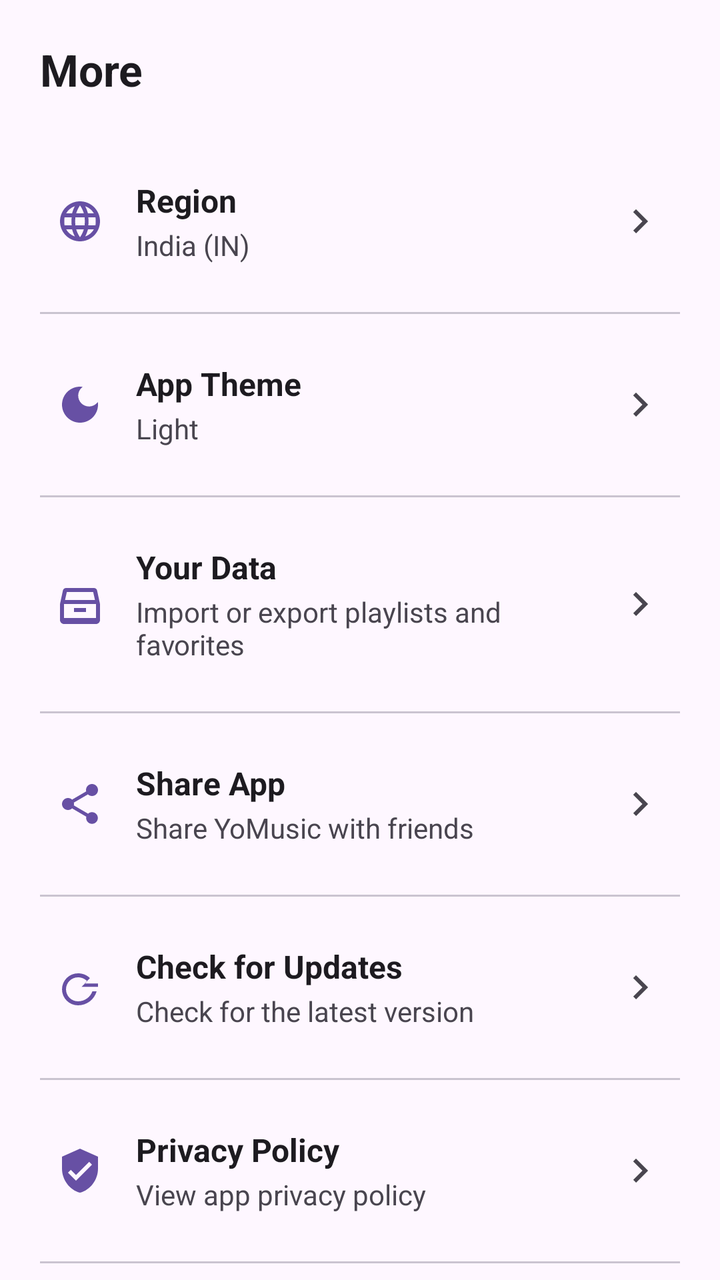
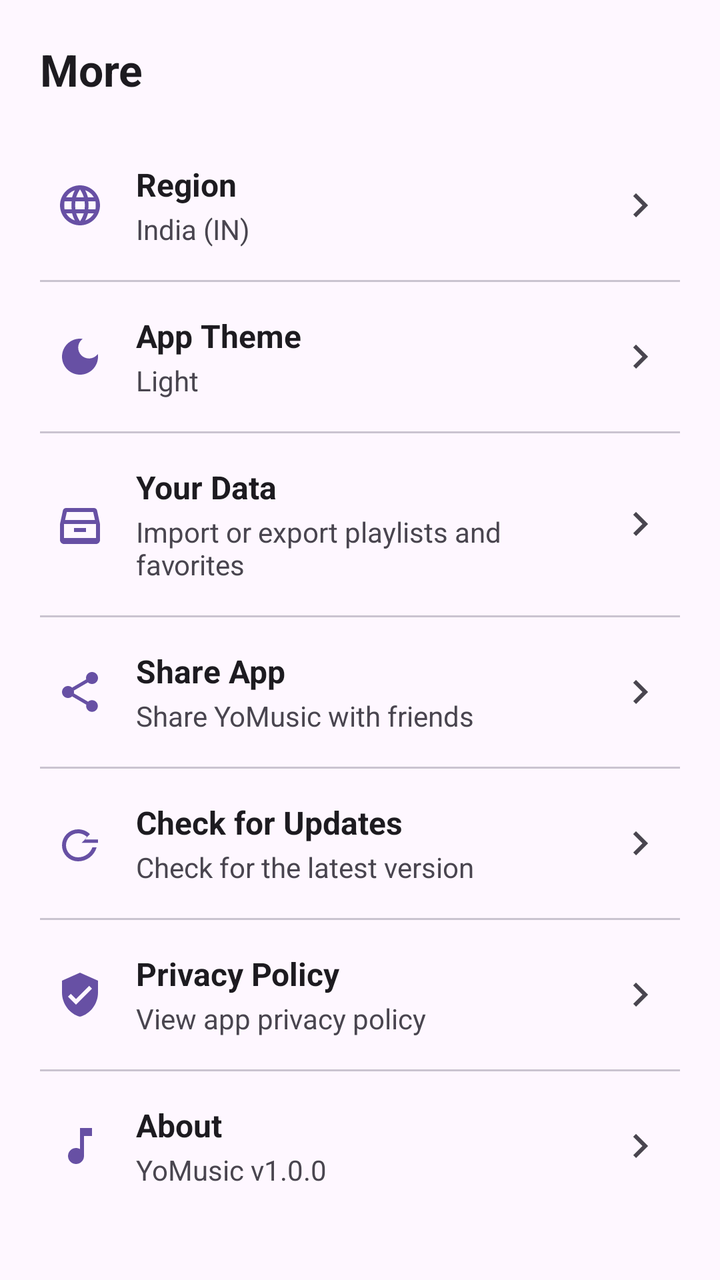

The first picture is an Android layout as it rendered before a commit; the second is the same layout after the commit. The layout source and the unified diff follow.
<!-- AndroidManifest.xml: application theme Theme.YoMusic -->
<!-- res/layout/fragment_more.xml -->
<?xml version="1.0" encoding="utf-8"?>
<androidx.core.widget.NestedScrollView xmlns:android="http://schemas.android.com/apk/res/android"
    xmlns:app="http://schemas.android.com/apk/res-auto"
    android:layout_width="match_parent"
    android:layout_height="match_parent"
    android:background="?attr/colorSurface">

    <LinearLayout
        android:layout_width="match_parent"
        android:layout_height="wrap_content"
        android:orientation="vertical"
        android:padding="20dp">

        <TextView
            android:layout_width="wrap_content"
            android:layout_height="wrap_content"
            android:text="More"
            android:textAppearance="@style/TextAppearance.Material3.TitleLarge"
            android:textStyle="bold"
            android:layout_marginBottom="24dp"/>

        
        <LinearLayout
            android:id="@+id/btn_region"
            android:layout_width="match_parent"
            android:layout_height="wrap_content"
            android:orientation="horizontal"
            android:gravity="center_vertical"
            android:paddingVertical="16dp"
            android:paddingHorizontal="8dp"
            android:background="?android:attr/selectableItemBackground"
            android:clickable="true"
            android:focusable="true">

            <ImageView
                android:layout_width="24dp"
                android:layout_height="24dp"
                android:src="@drawable/ic_language"
                android:contentDescription="Region"
                app:tint="?attr/colorPrimary"/>

            <LinearLayout
                android:layout_width="0dp"
                android:layout_height="wrap_content"
                android:layout_weight="1"
                android:orientation="vertical"
                android:layout_marginStart="16dp">

                <TextView
                    android:layout_width="wrap_content"
                    android:layout_height="wrap_content"
                    android:text="Region"
                    android:textSize="16sp"
                    android:textStyle="bold"
                    android:textColor="?attr/colorOnSurface"/>

                <TextView
                    android:id="@+id/tv_current_region"
                    android:layout_width="wrap_content"
                    android:layout_height="wrap_content"
                    android:text="India (IN)"
                    android:textSize="14sp"
                    android:textColor="?attr/colorOnSurfaceVariant"
                    android:layout_marginTop="2dp"/>
            </LinearLayout>

            <ImageView
                android:layout_width="24dp"
                android:layout_height="24dp"
                android:src="@drawable/ic_chevron_right"
                android:contentDescription="Chevron"
                app:tint="?attr/colorOnSurfaceVariant"/>
        </LinearLayout>

        
        <View
            android:layout_width="match_parent"
            android:layout_height="1dp"
            android:background="?attr/colorOutlineVariant"
            android:layout_marginVertical="8dp"/>

        
        <LinearLayout
            android:id="@+id/btn_theme"
            android:layout_width="match_parent"
            android:layout_height="wrap_content"
            android:orientation="horizontal"
            android:gravity="center_vertical"
            android:paddingVertical="16dp"
            android:paddingHorizontal="8dp"
            android:background="?android:attr/selectableItemBackground"
            android:clickable="true"
            android:focusable="true">

            <ImageView
                android:layout_width="24dp"
                android:layout_height="24dp"
                android:src="@drawable/ic_dark_mode"
                android:contentDescription="Theme"
                app:tint="?attr/colorPrimary"/>

            <LinearLayout
                android:layout_width="0dp"
                android:layout_height="wrap_content"
                android:layout_weight="1"
                android:orientation="vertical"
                android:layout_marginStart="16dp">

                <TextView
                    android:layout_width="wrap_content"
                    android:layout_height="wrap_content"
                    android:text="App Theme"
                    android:textSize="16sp"
                    android:textStyle="bold"
                    android:textColor="?attr/colorOnSurface"/>

                <TextView
                    android:id="@+id/tv_theme_status"
                    android:layout_width="wrap_content"
                    android:layout_height="wrap_content"
                    android:text="Light"
                    android:textSize="14sp"
                    android:textColor="?attr/colorOnSurfaceVariant"
                    android:layout_marginTop="2dp"/>
            </LinearLayout>

            <ImageView
                android:layout_width="24dp"
                android:layout_height="24dp"
                android:src="@drawable/ic_chevron_right"
                android:contentDescription="Chevron"
                app:tint="?attr/colorOnSurfaceVariant"/>
        </LinearLayout>

        
        <View
            android:layout_width="match_parent"
            android:layout_height="1dp"
            android:background="?attr/colorOutlineVariant"
            android:layout_marginVertical="8dp"/>

        
        <LinearLayout
            android:id="@+id/btn_your_data"
            android:layout_width="match_parent"
            android:layout_height="wrap_content"
            android:orientation="horizontal"
            android:gravity="center_vertical"
            android:paddingVertical="16dp"
            android:paddingHorizontal="8dp"
            android:background="?android:attr/selectableItemBackground"
            android:clickable="true"
            android:focusable="true">

            <ImageView
                android:layout_width="24dp"
                android:layout_height="24dp"
                android:src="@drawable/ic_archive"
                android:contentDescription="Your Data"
                app:tint="?attr/colorPrimary"/>

            <LinearLayout
                android:layout_width="0dp"
                android:layout_height="wrap_content"
                android:layout_weight="1"
                android:orientation="vertical"
                android:layout_marginStart="16dp">

                <TextView
                    android:layout_width="wrap_content"
                    android:layout_height="wrap_content"
                    android:text="Your Data"
                    android:textSize="16sp"
                    android:textStyle="bold"
                    android:textColor="?attr/colorOnSurface"/>

                <TextView
                    android:layout_width="wrap_content"
                    android:layout_height="wrap_content"
                    android:text="Import or export playlists and favorites"
                    android:textSize="14sp"
                    android:textColor="?attr/colorOnSurfaceVariant"
                    android:layout_marginTop="2dp"/>
            </LinearLayout>

            <ImageView
                android:layout_width="24dp"
                android:layout_height="24dp"
                android:src="@drawable/ic_chevron_right"
                android:contentDescription="Chevron"
                app:tint="?attr/colorOnSurfaceVariant"/>
        </LinearLayout>

        
        <View
            android:layout_width="match_parent"
            android:layout_height="1dp"
            android:background="?attr/colorOutlineVariant"
            android:layout_marginVertical="8dp"/>

        
        <LinearLayout
            android:id="@+id/btn_share_app"
            android:layout_width="match_parent"
            android:layout_height="wrap_content"
            android:orientation="horizontal"
            android:gravity="center_vertical"
            android:paddingVertical="16dp"
            android:paddingHorizontal="8dp"
            android:background="?android:attr/selectableItemBackground"
            android:clickable="true"
            android:focusable="true">

            <ImageView
                android:layout_width="24dp"
                android:layout_height="24dp"
                android:src="@drawable/ic_share"
                android:contentDescription="Share"
                app:tint="?attr/colorPrimary"/>

            <LinearLayout
                android:layout_width="0dp"
                android:layout_height="wrap_content"
                android:layout_weight="1"
                android:orientation="vertical"
                android:layout_marginStart="16dp">

                <TextView
                    android:layout_width="wrap_content"
                    android:layout_height="wrap_content"
                    android:text="Share App"
                    android:textSize="16sp"
                    android:textStyle="bold"
                    android:textColor="?attr/colorOnSurface"/>

                <TextView
                    android:layout_width="wrap_content"
                    android:layout_height="wrap_content"
                    android:text="Share YoMusic with friends"
                    android:textSize="14sp"
                    android:textColor="?attr/colorOnSurfaceVariant"
                    android:layout_marginTop="2dp"/>
            </LinearLayout>

            <ImageView
                android:layout_width="24dp"
                android:layout_height="24dp"
                android:src="@drawable/ic_chevron_right"
                android:contentDescription="Chevron"
                app:tint="?attr/colorOnSurfaceVariant"/>
        </LinearLayout>

        
        <View
            android:layout_width="match_parent"
            android:layout_height="1dp"
            android:background="?attr/colorOutlineVariant"
            android:layout_marginVertical="8dp"/>

        
        <LinearLayout
            android:id="@+id/btn_update"
            android:layout_width="match_parent"
            android:layout_height="wrap_content"
            android:orientation="horizontal"
            android:gravity="center_vertical"
            android:paddingVertical="16dp"
            android:paddingHorizontal="8dp"
            android:background="?android:attr/selectableItemBackground"
            android:clickable="true"
            android:focusable="true">

            <ImageView
                android:layout_width="24dp"
                android:layout_height="24dp"
                android:src="@drawable/ic_update"
                android:contentDescription="Check for Updates"
                app:tint="?attr/colorPrimary"/>

            <LinearLayout
                android:layout_width="0dp"
                android:layout_height="wrap_content"
                android:layout_weight="1"
                android:orientation="vertical"
                android:layout_marginStart="16dp">

                <TextView
                    android:layout_width="wrap_content"
                    android:layout_height="wrap_content"
                    android:text="Check for Updates"
                    android:textSize="16sp"
                    android:textStyle="bold"
                    android:textColor="?attr/colorOnSurface"/>

                <TextView
                    android:layout_width="wrap_content"
                    android:layout_height="wrap_content"
                    android:text="Check for the latest version"
                    android:textSize="14sp"
                    android:textColor="?attr/colorOnSurfaceVariant"
                    android:layout_marginTop="2dp"/>
            </LinearLayout>

            <ImageView
                android:layout_width="24dp"
                android:layout_height="24dp"
                android:src="@drawable/ic_chevron_right"
                android:contentDescription="Chevron"
                app:tint="?attr/colorOnSurfaceVariant"/>
        </LinearLayout>

        
        <View
            android:layout_width="match_parent"
            android:layout_height="1dp"
            android:background="?attr/colorOutlineVariant"
            android:layout_marginVertical="8dp"/>

        
        <LinearLayout
            android:id="@+id/btn_privacy_policy"
            android:layout_width="match_parent"
            android:layout_height="wrap_content"
            android:orientation="horizontal"
            android:gravity="center_vertical"
            android:paddingVertical="16dp"
            android:paddingHorizontal="8dp"
            android:background="?android:attr/selectableItemBackground"
            android:clickable="true"
            android:focusable="true">

            <ImageView
                android:layout_width="24dp"
                android:layout_height="24dp"
                android:src="@drawable/ic_policy"
                android:contentDescription="Privacy Policy"
                app:tint="?attr/colorPrimary"/>

            <LinearLayout
                android:layout_width="0dp"
                android:layout_height="wrap_content"
                android:layout_weight="1"
                android:orientation="vertical"
                android:layout_marginStart="16dp">

                <TextView
                    android:layout_width="wrap_content"
                    android:layout_height="wrap_content"
                    android:text="Privacy Policy"
                    android:textSize="16sp"
                    android:textStyle="bold"
                    android:textColor="?attr/colorOnSurface"/>

                <TextView
                    android:layout_width="wrap_content"
                    android:layout_height="wrap_content"
                    android:text="View app privacy policy"
                    android:textSize="14sp"
                    android:textColor="?attr/colorOnSurfaceVariant"
                    android:layout_marginTop="2dp"/>
            </LinearLayout>

            <ImageView
                android:layout_width="24dp"
                android:layout_height="24dp"
                android:src="@drawable/ic_chevron_right"
                android:contentDescription="Chevron"
                app:tint="?attr/colorOnSurfaceVariant"/>
        </LinearLayout>

        
        <View
            android:layout_width="match_parent"
            android:layout_height="1dp"
            android:background="?attr/colorOutlineVariant"
            android:layout_marginVertical="8dp"/>

        
        <LinearLayout
            android:id="@+id/btn_about"
            android:layout_width="match_parent"
            android:layout_height="wrap_content"
            android:orientation="horizontal"
            android:gravity="center_vertical"
            android:paddingVertical="16dp"
            android:paddingHorizontal="8dp"
            android:background="?android:attr/selectableItemBackground"
            android:clickable="true"
            android:focusable="true">

            <ImageView
                android:layout_width="24dp"
                android:layout_height="24dp"
                android:src="@drawable/ic_music_note"
                android:contentDescription="About"
                app:tint="?attr/colorPrimary"/>

            <LinearLayout
                android:layout_width="0dp"
                android:layout_height="wrap_content"
                android:layout_weight="1"
                android:orientation="vertical"
                android:layout_marginStart="16dp">

                <TextView
                    android:layout_width="wrap_content"
                    android:layout_height="wrap_content"
                    android:text="About"
                    android:textSize="16sp"
                    android:textStyle="bold"
                    android:textColor="?attr/colorOnSurface"/>

                <TextView
                    android:id="@+id/tv_about_version"
                    android:layout_width="wrap_content"
                    android:layout_height="wrap_content"
                    android:text="YoMusic v1.0.0"
                    android:textSize="14sp"
                    android:textColor="?attr/colorOnSurfaceVariant"
                    android:layout_marginTop="2dp"/>
            </LinearLayout>

            <ImageView
                android:layout_width="24dp"
                android:layout_height="24dp"
                android:src="@drawable/ic_chevron_right"
                android:contentDescription="Chevron"
                app:tint="?attr/colorOnSurfaceVariant"/>
        </LinearLayout>

    </LinearLayout>
</androidx.core.widget.NestedScrollView>
<!-- resources referenced by this layout -->
<resources>
  <!-- drawable ic_archive (drawable) -->
  <vector xmlns:android="http://schemas.android.com/apk/res/android"
      android:width="24dp"
      android:height="24dp"
      android:viewportWidth="24"
      android:viewportHeight="24">
    <path
        android:fillColor="#FF000000"
        android:pathData="M20.54,5.23C20.39,4.57 19.8,4 19,4H5C4.2,4 3.61,4.57 3.46,5.23L2,12V20C2,21.1 2.9,22 4,22H20C21.1,22 22,21.1 22,20V12L20.54,5.23ZM5.41,6H18.59L19.48,10H4.52L5.41,6ZM4,19V12H20V19H4ZM9,14H15V16H9V14Z"/>
  </vector>
  <!-- drawable ic_chevron_right (drawable) -->
  <vector xmlns:android="http://schemas.android.com/apk/res/android"
      android:width="24dp"
      android:height="24dp"
      android:viewportWidth="24"
      android:viewportHeight="24">
    <path
        android:fillColor="#FF000000"
        android:pathData="M8.59,16.59L13.17,12L8.59,7.41L10,6l6,6l-6,6L8.59,16.59z"/>
  </vector>
  <!-- drawable ic_dark_mode (drawable) -->
  <vector xmlns:android="http://schemas.android.com/apk/res/android"
      android:width="24dp"
      android:height="24dp"
      android:viewportWidth="24"
      android:viewportHeight="24">
    <path
        android:fillColor="#FF000000"
        android:pathData="M12,3c-4.97,0 -9,4.03 -9,9s4.03,9 9,9 9,-4.03 9,-9c0,-0.46 -0.04,-0.92 -0.1,-1.36 -0.98,1.37 -2.58,2.26 -4.4,2.26 -2.98,0 -5.4,-2.42 -5.4,-5.4 0,-1.81 0.89,-3.42 2.26,-4.4C12.92,3.04 12.46,3 12,3z"/>
  </vector>
  <!-- drawable ic_music_note (drawable) -->
  <vector xmlns:android="http://schemas.android.com/apk/res/android"
      android:width="24dp"
      android:height="24dp"
      android:viewportWidth="24"
      android:viewportHeight="24">
    <path
        android:fillColor="#FFFFFFFF"
        android:pathData="M12,3v10.55c-0.59,-0.34 -1.27,-0.55 -2,-0.55 -2.21,0 -4,1.79 -4,4s1.79,4 4,4 4,-1.79 4,-4V7h4V3h-6z"/>
  </vector>
  <!-- drawable ic_policy (drawable) -->
  <vector xmlns:android="http://schemas.android.com/apk/res/android"
      android:width="24dp"
      android:height="24dp"
      android:viewportWidth="24"
      android:viewportHeight="24">
    <path
        android:fillColor="#FF000000"
        android:pathData="M12,1L3,5V11C3,16.55 6.84,21.74 12,23C17.16,21.74 21,16.55 21,11V5L12,1M10,17L6,13L7.41,11.58L10,14.17L16.59,7.58L18,9L10,17Z"/>
  </vector>
  <!-- drawable ic_share (drawable) -->
  <vector xmlns:android="http://schemas.android.com/apk/res/android"
      android:width="24dp"
      android:height="24dp"
      android:viewportWidth="24"
      android:viewportHeight="24">
    <path
        android:fillColor="@android:color/white"
        android:pathData="M18,16.08c-0.76,0 -1.44,0.3 -1.96,0.77L8.91,12.7c0.05,-0.23 0.09,-0.47 0.09,-0.7s-0.04,-0.47 -0.09,-0.7l7.05,-4.11c0.54,0.5 1.25,0.81 2.04,0.81 1.66,0 3,-1.34 3,-3s-1.34,-3 -3,-3 -3,1.34 -3,3c0,0.23 0.04,0.47 0.09,0.7L8.04,9.81C7.5,9.31 6.79,9 6,9c-1.66,0 -3,1.34 -3,3s1.34,3 3,3c0.79,0 1.5,-0.31 2.04,-0.81l7.12,4.16c-0.05,0.21 -0.08,0.43 -0.08,0.65 0,1.61 1.31,2.92 2.92,2.92 1.61,0 2.92,-1.31 2.92,-2.92s-1.31,-2.92 -2.92,-2.92z"/>
  </vector>
  <!-- drawable ic_update (drawable) -->
  <vector xmlns:android="http://schemas.android.com/apk/res/android"
      android:width="24dp"
      android:height="24dp"
      android:viewportWidth="24"
      android:viewportHeight="24">
    <path
        android:fillColor="#FF000000"
        android:pathData="M21,10.12H14.22L16.96,7.38C15.5,5.92 13.43,5 11,5A8,8 0 0,0 3,13A8,8 0 0,0 11,21C15.45,21 19.16,18.06 20.31,14H18.2C17.14,16.93 14.31,19 11,19A6,6 0 0,1 5,13A6,6 0 0,1 11,7C12.83,7 14.46,7.75 15.6,8.96L12.78,11.78H21V10.12Z"/>
  </vector>
  <style name="Theme.YoMusic" parent="Base.Theme.YoMusic" />
  <style name="Base.Theme.YoMusic" parent="Theme.Material3.DayNight.NoActionBar">
          
          
      </style>
  <!-- unchanged entries left out for length: 1 -->
</resources>

<!-- the commit's change to res/layout/fragment_more.xml (unified diff, before → after) -->
@@ -26,7 +26,7 @@
             android:layout_height="wrap_content"
             android:orientation="horizontal"
             android:gravity="center_vertical"
-            android:paddingVertical="16dp"
+            android:paddingVertical="8dp"
             android:paddingHorizontal="8dp"
             android:background="?android:attr/selectableItemBackground"
             android:clickable="true"
@@ -86,7 +86,7 @@
             android:layout_height="wrap_content"
             android:orientation="horizontal"
             android:gravity="center_vertical"
-            android:paddingVertical="16dp"
+            android:paddingVertical="8dp"
             android:paddingHorizontal="8dp"
             android:background="?android:attr/selectableItemBackground"
             android:clickable="true"
@@ -146,7 +146,7 @@
             android:layout_height="wrap_content"
             android:orientation="horizontal"
             android:gravity="center_vertical"
-            android:paddingVertical="16dp"
+            android:paddingVertical="8dp"
             android:paddingHorizontal="8dp"
             android:background="?android:attr/selectableItemBackground"
             android:clickable="true"
@@ -205,7 +205,7 @@
             android:layout_height="wrap_content"
             android:orientation="horizontal"
             android:gravity="center_vertical"
-            android:paddingVertical="16dp"
+            android:paddingVertical="8dp"
             android:paddingHorizontal="8dp"
             android:background="?android:attr/selectableItemBackground"
             android:clickable="true"
@@ -264,7 +264,7 @@
             android:layout_height="wrap_content"
             android:orientation="horizontal"
             android:gravity="center_vertical"
-            android:paddingVertical="16dp"
+            android:paddingVertical="8dp"
             android:paddingHorizontal="8dp"
             android:background="?android:attr/selectableItemBackground"
             android:clickable="true"
@@ -323,7 +323,7 @@
             android:layout_height="wrap_content"
             android:orientation="horizontal"
             android:gravity="center_vertical"
-            android:paddingVertical="16dp"
+            android:paddingVertical="8dp"
             android:paddingHorizontal="8dp"
             android:background="?android:attr/selectableItemBackground"
             android:clickable="true"
@@ -382,7 +382,7 @@
             android:layout_height="wrap_content"
             android:orientation="horizontal"
             android:gravity="center_vertical"
-            android:paddingVertical="16dp"
+            android:paddingVertical="8dp"
             android:paddingHorizontal="8dp"
             android:background="?android:attr/selectableItemBackground"
             android:clickable="true"
